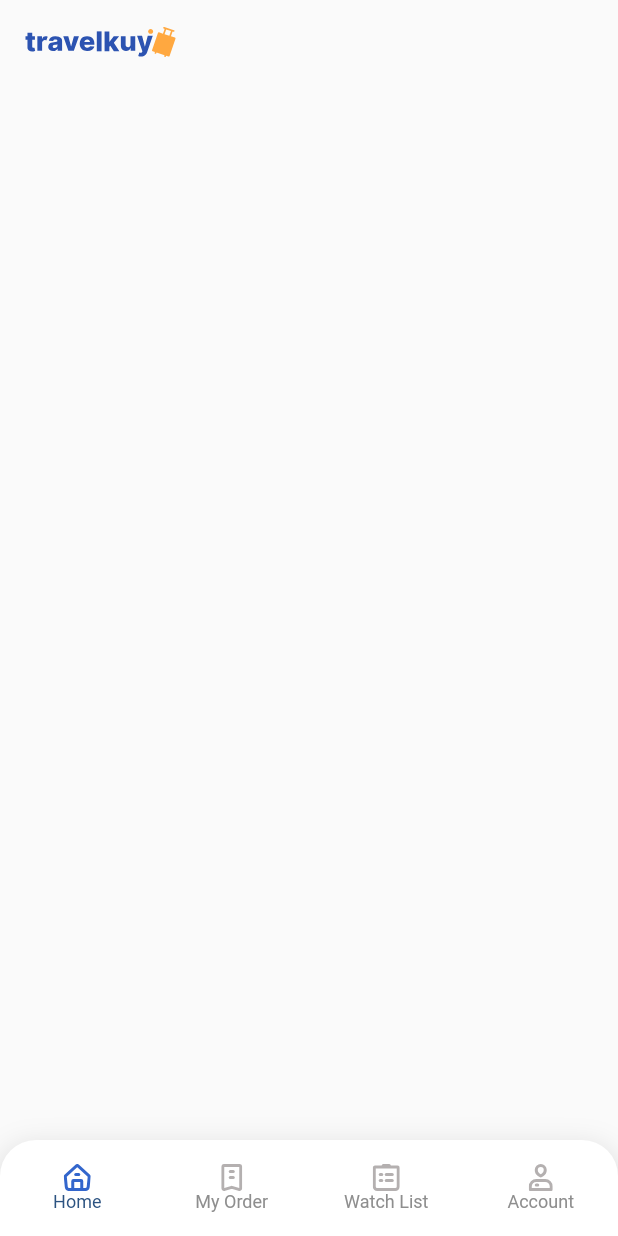
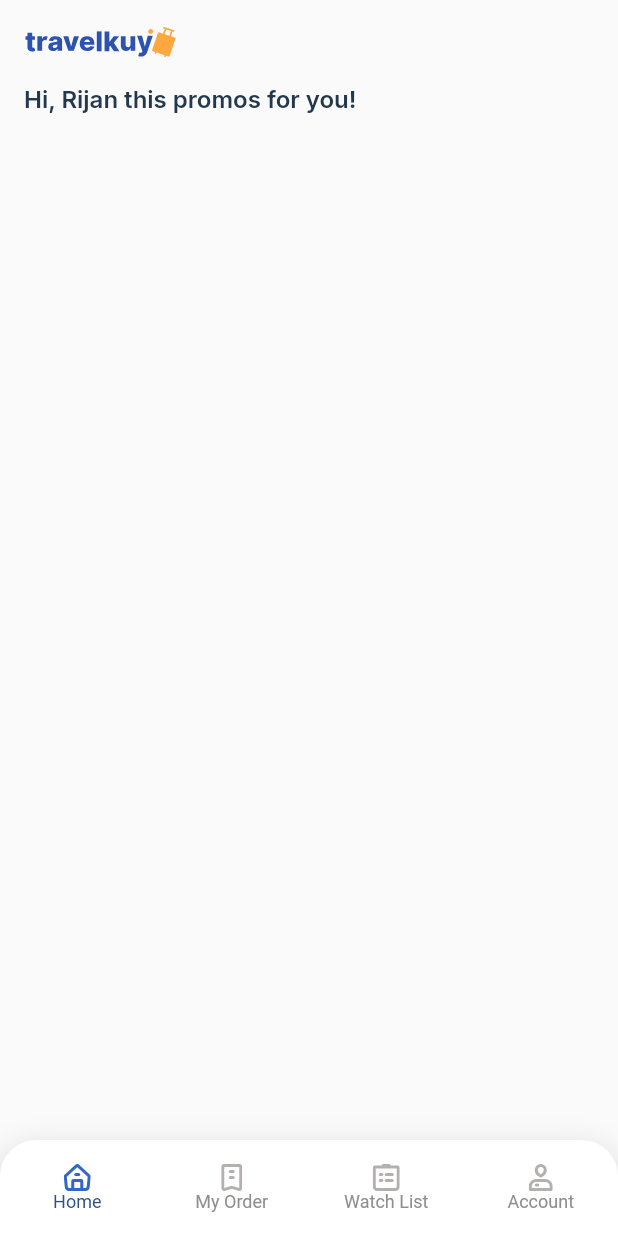
Before and after one commit to DeveloperRijan/flutter-travel-booking-app, a Flutter app: the screen it shows after launch, on a phone screen of 412 x 824 dp. Run offline on Flutter 3.47's test engine with Material 2 defaults, Android fonts, the phone set to English and light mode, and no system bars; our stand-ins replace flutter_svg, google_fonts.

Commit message:
style constant file created, body top title done

```diff
--- a/lib/screen/home_screen.dart
+++ b/lib/screen/home_screen.dart
@@ -1,6 +1,7 @@
 import 'package:flutter/material.dart';
 import 'package:flutter_svg/svg.dart';
 import 'package:travel_booking_app/constants/color_constant.dart';
+import 'package:travel_booking_app/constants/style_constant.dart';
 import 'package:travel_booking_app/widgets/bottom_navigation_travelkuy.dart';
 
 class HomeScreen extends StatefulWidget {
@@ -24,6 +25,23 @@ class _HomeScreenState extends State<HomeScreen> {
 
       //setting up bottom navigation bar
       bottomNavigationBar: BottomNavigationTravelkuy(),
+
+      //body
+      body: Container(
+        child: ListView(
+          physics: ClampingScrollPhysics(),
+          children: <Widget>[
+            //Promos Section
+            Padding(
+              padding: EdgeInsets.only(left: 16, right: 16),
+              child: Text(
+                "Hi, Rijan this promos for you!",
+                style: mTitleStyle,
+              ),
+            ),
+          ],
+        ),
+      ),
     );
   }
 }
```
Also changed, not shown: lib/constants/style_constant.dart (added, +37 -0 lines).
